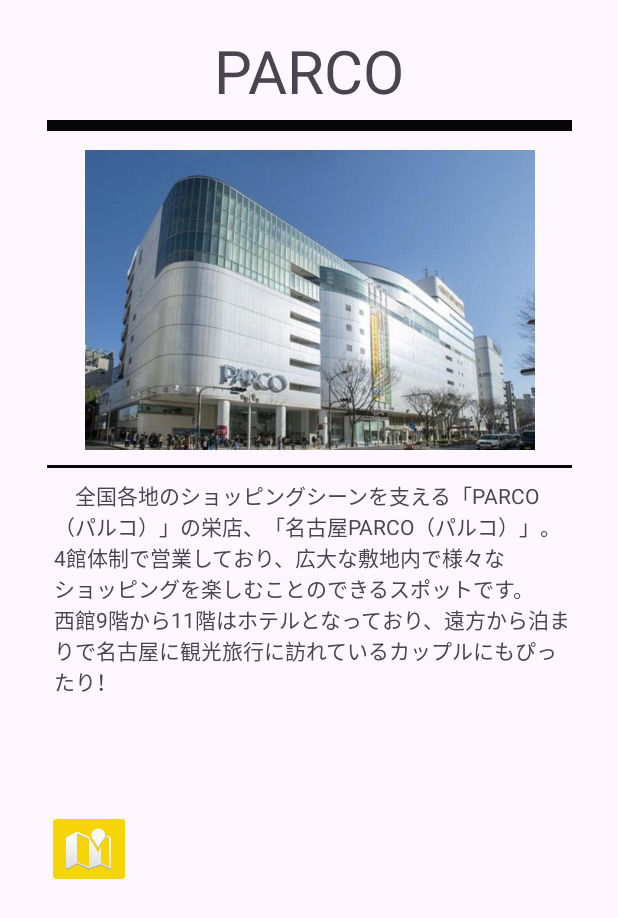
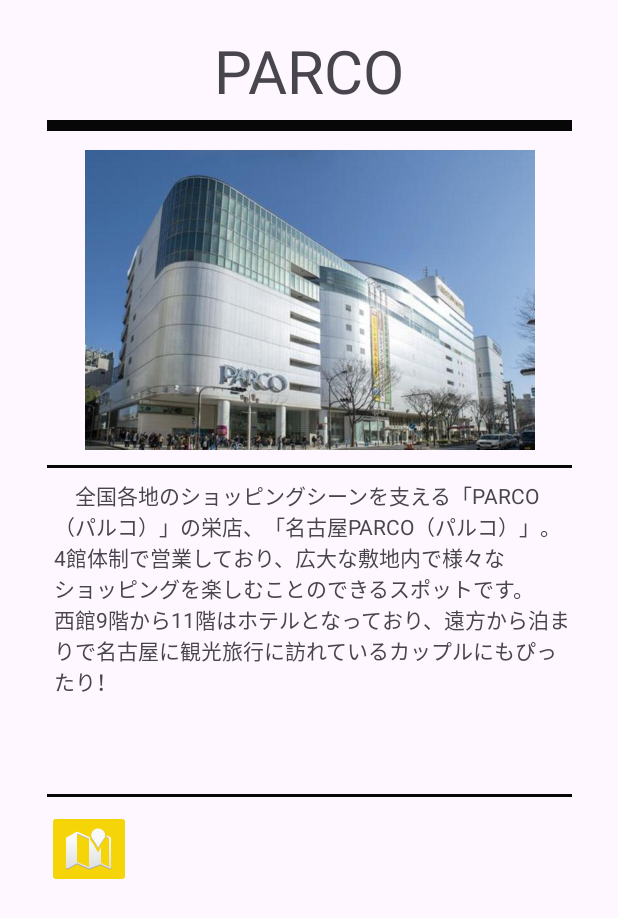
Before and after one commit to Heiro643/deraspots, an Android app: the MainActivity4 screen opened directly, with no data from a screen before it, on a phone screen of 412 x 824 dp. Shown: the top 918 px of the screen. Run offline under Robolectric (Android 15) with nearby library versions, the phone set to English and light mode, and no system bars.

Commit message:
PARCO画面作成 ・textViewとmapbuttonの間に線を追加

```diff
--- a/app/src/main/res/layout/activity_main4.xml
+++ b/app/src/main/res/layout/activity_main4.xml
@@ -63,6 +63,17 @@
         app:layout_constraintStart_toStartOf="@id/parcoImage"
         app:layout_constraintTop_toBottomOf="@id/parcoImage" />
 
+    <LinearLayout
+        android:id="@+id/blackBar3"
+        android:layout_width="350dp"
+        android:layout_height="2dp"
+        android:background="#070707"
+        android:orientation="vertical"
+        app:layout_constraintEnd_toEndOf="parent"
+        app:layout_constraintStart_toStartOf="parent"
+        app:layout_constraintTop_toBottomOf="@id/textView3"
+        app:layout_constraintBottom_toTopOf="@id/mapButton"/>
+
     <ImageButton
         android:id="@+id/mapButton"
         android:layout_width="wrap_content"
```
